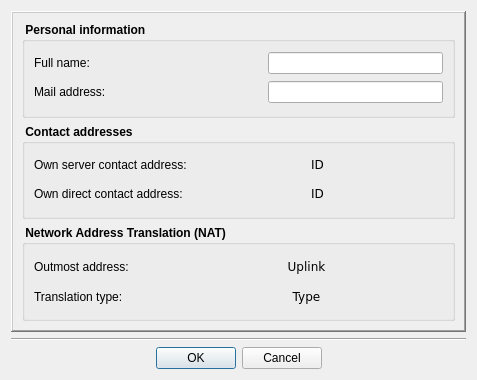
This is Homer/forms/Dialogs/IdentityDialog.ui in Homer-Conferencing/Homer-Conferencing as Qt 5 draws it before an edit. The edited form follows.
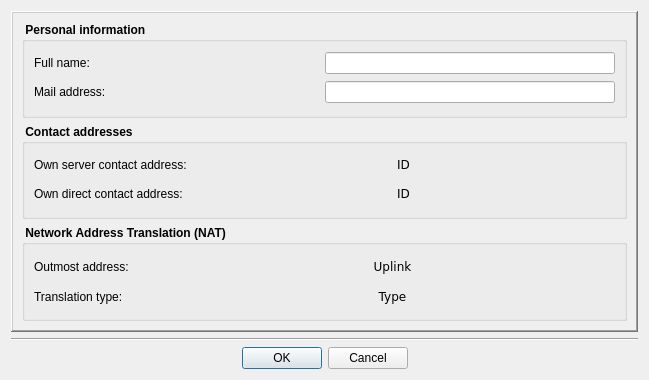
This is the edited form. Icons and pictures are not drawn.

Patch:
```diff
--- a/Homer/forms/Dialogs/IdentityDialog.ui
+++ b/Homer/forms/Dialogs/IdentityDialog.ui
@@ -6,7 +6,7 @@
    <rect>
     <x>0</x>
     <y>0</y>
-    <width>477</width>
+    <width>649</width>
     <height>380</height>
    </rect>
   </property>
```
